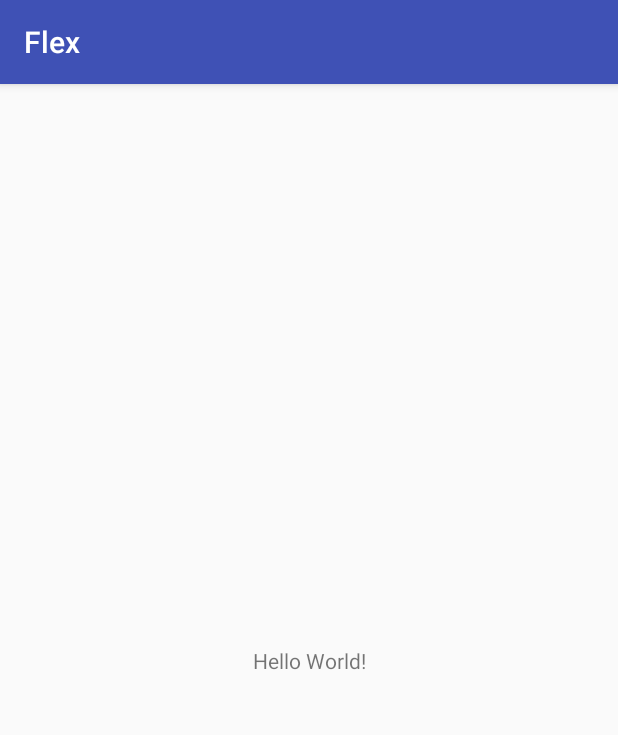
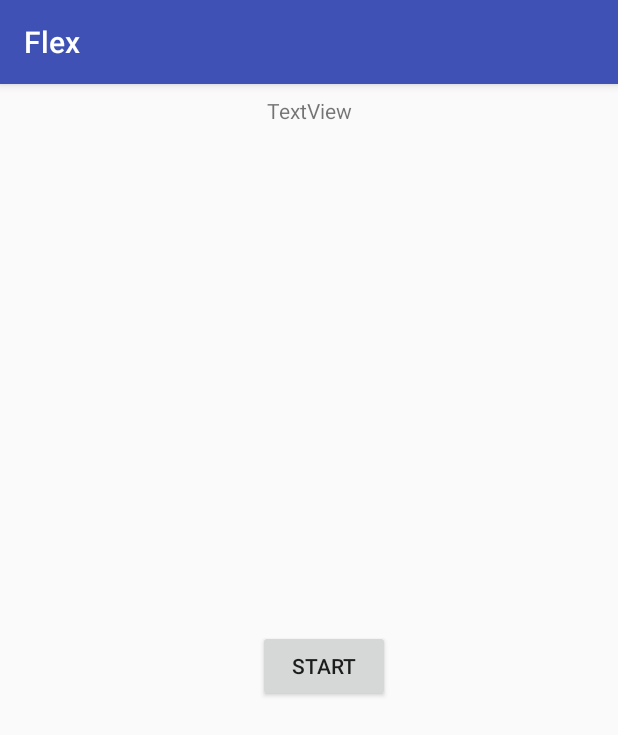
Before and after one commit to Matthew-Demoy/FlexFitnessApp, an Android app: the screen it shows after launch (WorkoutActivity), on a phone screen of 412 x 824 dp. Shown: the top 735 px of the screen. Run offline under Robolectric (Android 15) with nearby library versions, the phone set to English and light mode, and no system bars.

Commit message:
Started Timers
Started

```diff
--- a/app/build.gradle
+++ b/app/build.gradle
@@ -16,10 +16,11 @@ android {
             proguardFiles getDefaultProguardFile('proguard-android.txt'), 'proguard-rules.pro'
         }
     }
+    buildToolsVersion '27.0.3'
 }
 
 dependencies {
-    implementation fileTree(dir: 'libs', include: ['*.jar'])
+    implementation fileTree(include: ['*.jar'], dir: 'libs')
     implementation 'com.android.support:appcompat-v7:27.1.1'
     implementation 'com.android.support.constraint:constraint-layout:1.1.3'
     testImplementation 'junit:junit:4.12'
--- a/app/src/main/java/b/android/flex/WorkoutActivity.java
+++ b/app/src/main/java/b/android/flex/WorkoutActivity.java
@@ -1,13 +1,98 @@
 package b.android.flex;
 
+import android.os.CountDownTimer;
+import android.os.Handler;
+import android.os.SystemClock;
 import android.support.v7.app.AppCompatActivity;
 import android.os.Bundle;
+import android.view.View;
+import android.widget.Button;
 
 public class WorkoutActivity extends AppCompatActivity {
+
+    GoTimer gotimer = new GoTimer();
+    Button go_button;
+    long MillisecondTime, StartTime, TimeBuff, UpdateTime = 0L ;
+    Handler handler;
+    int Seconds;
 
     @Override
     protected void onCreate(Bundle savedInstanceState) {
         super.onCreate(savedInstanceState);
         setContentView(R.layout.activity_workout);
+
+
+        go_button = (Button)findViewById(R.id.go_button);
+        handler = new Handler();
+        go_button.setOnClickListener(new View.OnClickListener() {
+            @Override
+            public void onClick(View v) {
+                //StartTime = SystemClock.uptimeMillis();
+                //gotimer.state_complete = false;
+                //handler.postDelayed(runnable, 0);
+
+                new CountDownTimer(4000, 1000) {
+
+                    public void onTick(long millisUntilFinished) {
+                        go_button.setText("" + String.format("%02d", (millisUntilFinished / 1000)));
+                    }
+
+                    public void onFinish() {
+                        go_button.setText("done with start");
+                        gotimer.switch_state(0,1);
+                    }
+                }.start();
+
+
+            }
+        });
+
+
+
+        if(gotimer.get_state() == 1)
+        {
+            go_button.setText("done");
+        }
+        if(gotimer.get_state() == 2)
+        {
+            StartTime = SystemClock.uptimeMillis();
+            gotimer.state_complete = false;
+            handler.postDelayed(runnable, 0);
+        }
     }
+
+    public Runnable runnable = new Runnable() {
+
+        public void run() {
+
+            int state = gotimer.get_state();
+            if(gotimer.state_complete == false)
+            {
+                switch(state){
+                    case 0:
+                        gotimer.start(go_button, StartTime, 4);
+                        handler.postDelayed(this, 0);
+                        //gotimer.switch_state(0,1);
+                        //handler.postDelayed(this, 0);
+                        break;
+                    case 1:
+                        gotimer.setConcentricTime(go_button, StartTime, gotimer.getConcentricTime());
+                        handler.postDelayed(this, 0);
+                        break;
+                    case 2:
+                        gotimer.setEccentricTime(go_button, StartTime, gotimer.getConcentricTime());
+                        handler.postDelayed(this, 0);
+                        break;
+                    case 3:
+                        break;
+                    case 4:
+                        break;
+                    case 5:
+                        break;
+                }
+            }
+
+        }
+
+    };
 }
--- a/app/src/main/res/layout/activity_workout.xml
+++ b/app/src/main/res/layout/activity_workout.xml
@@ -6,13 +6,43 @@
     android:layout_height="match_parent"
     tools:context=".WorkoutActivity">
 
-    <TextView
+    <LinearLayout
+        android:id="@+id/linearLayout"
         android:layout_width="wrap_content"
         android:layout_height="wrap_content"
-        android:text="Hello World!"
+        android:layout_marginEnd="8dp"
+        android:layout_marginStart="8dp"
+        android:layout_marginTop="8dp"
+        android:orientation="horizontal"
         app:layout_constraintBottom_toBottomOf="parent"
-        app:layout_constraintLeft_toLeftOf="parent"
-        app:layout_constraintRight_toRightOf="parent"
+        app:layout_constraintEnd_toEndOf="parent"
+        app:layout_constraintHorizontal_bias="0.532"
+        app:layout_constraintStart_toStartOf="parent"
+        app:layout_constraintTop_toTopOf="parent">
+
+        <LinearLayout
+            android:layout_width="wrap_content"
+            android:layout_height="wrap_content"
+            android:orientation="vertical">
+
+            <Button
+                android:id="@+id/go_button"
+                android:layout_width="match_parent"
+                android:layout_height="wrap_content"
+                android:text="Start" />
+        </LinearLayout>
+    </LinearLayout>
+
+    <TextView
+        android:id="@+id/textView"
+        android:layout_width="wrap_content"
+        android:layout_height="wrap_content"
+        android:layout_marginEnd="8dp"
+        android:layout_marginStart="8dp"
+        android:layout_marginTop="8dp"
+        android:text="TextView"
+        app:layout_constraintEnd_toEndOf="parent"
+        app:layout_constraintStart_toStartOf="parent"
         app:layout_constraintTop_toTopOf="parent" />
 
 </android.support.constraint.ConstraintLayout>
```
Also changed, not shown: app/src/main/java/b/android/flex/GoTimer.java (added, +121 -0 lines).
